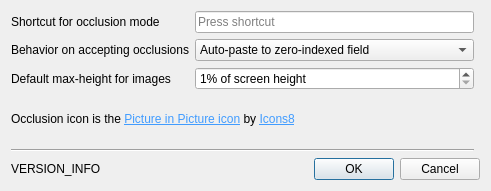
Before: the Qt Designer form anki/designer/settings.ui in hgiesel/closet, drawn with Qt 5.
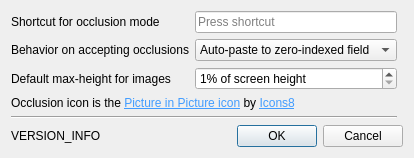
After: the same form once the commit is applied.

Commit message: Make settings menu truly modal

The edit to the form file:
```diff
--- a/anki/designer/settings.ui
+++ b/anki/designer/settings.ui
@@ -20,6 +20,9 @@
    <string>Closet For Anki Settings</string>
   </property>
   <layout class="QGridLayout" name="gridLayout">
+   <property name="sizeConstraint">
+    <enum>QLayout::SetFixedSize</enum>
+   </property>
    <item row="4" column="0" colspan="2">
     <widget class="Line" name="line">
      <property name="orientation">
```
Left out of the diff: 6 changed lines with no effect on the pictures. The commit also changes 2 other files.
